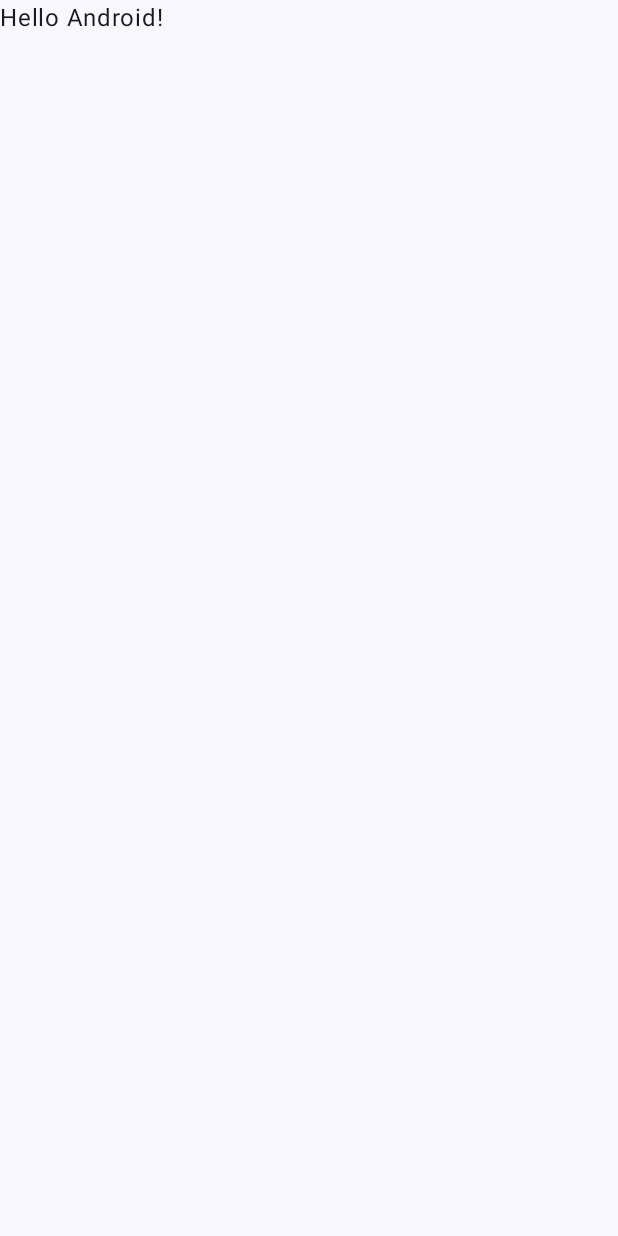
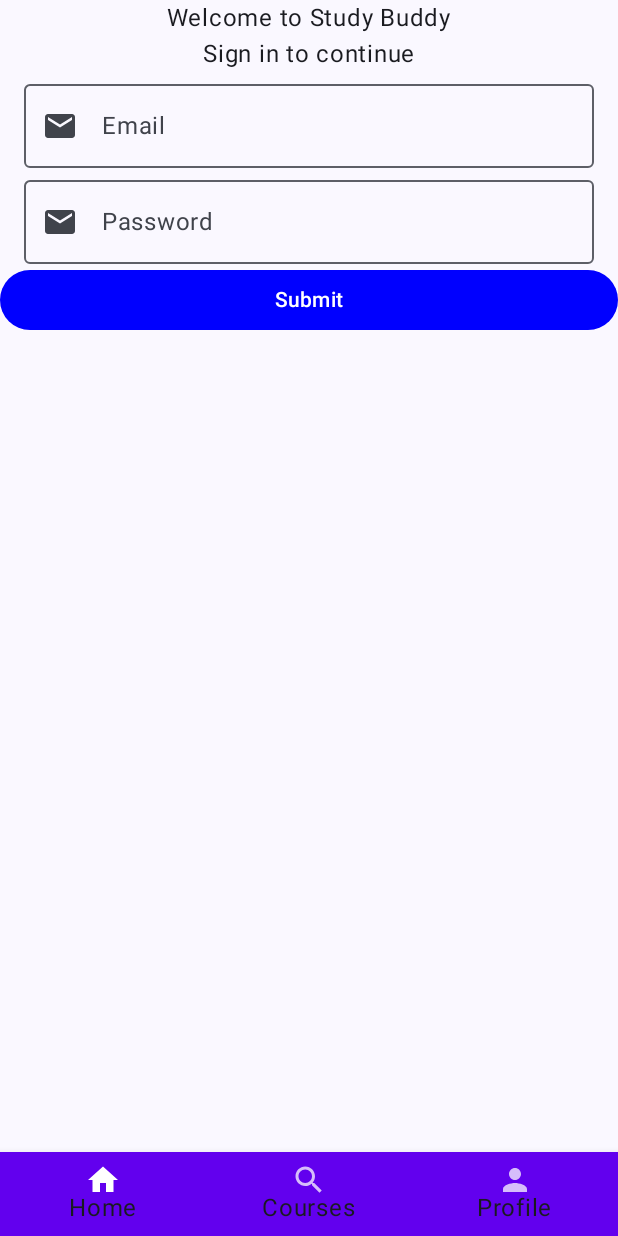
Before and after one commit to dev-drew01/studybuddy, an Android app built with Jetpack Compose: the screen it shows after launch (MainActivity), on a phone screen of 412 x 824 dp. Before the commit the screen is almost empty. Run offline under Robolectric (Android 15) with nearby library versions, the phone set to English and light mode, and no system bars.

Commit message:
feat: Init Auth Screens

```diff
--- a/app/build.gradle.kts
+++ b/app/build.gradle.kts
@@ -40,7 +40,6 @@ android {
 }
 
 dependencies {
-
     implementation(libs.androidx.core.ktx)
     implementation(libs.androidx.lifecycle.runtime.ktx)
     implementation(libs.androidx.activity.compose)
@@ -49,6 +48,9 @@ dependencies {
     implementation(libs.androidx.ui.graphics)
     implementation(libs.androidx.ui.tooling.preview)
     implementation(libs.androidx.material3)
+    implementation(libs.androidx.material)
+    implementation("androidx.navigation:navigation-compose:2.9.2")
+    implementation("androidx.compose.ui:ui:1.5.0")
     testImplementation(libs.junit)
     androidTestImplementation(libs.androidx.junit)
     androidTestImplementation(libs.androidx.espresso.core)
--- a/app/src/main/java/com/example/studdybuddy/MainActivity.kt
+++ b/app/src/main/java/com/example/studdybuddy/MainActivity.kt
@@ -12,6 +12,18 @@ import androidx.compose.runtime.Composable
 import androidx.compose.ui.Modifier
 import androidx.compose.ui.tooling.preview.Preview
 import com.example.studdybuddy.ui.theme.StuddyBuddyTheme
+import androidx.activity.compose.setContent
+import androidx.compose.foundation.layout.fillMaxSize
+import androidx.compose.material.*
+import androidx.compose.material.icons.Icons
+import androidx.compose.material.icons.filled.Home
+import androidx.compose.material.icons.filled.Person
+import androidx.compose.material.icons.filled.Search
+import androidx.compose.runtime.*
+import androidx.compose.ui.graphics.vector.ImageVector
+import com.example.app.feature.home.CoursesScreen
+import com.example.app.feature.home.HomeScreen
+import com.example.app.feature.home.SignInScreen
 
 class MainActivity : ComponentActivity() {
     override fun onCreate(savedInstanceState: Bundle?) {
@@ -19,12 +31,7 @@ class MainActivity : ComponentActivity() {
         enableEdgeToEdge()
         setContent {
             StuddyBuddyTheme {
-                Scaffold(modifier = Modifier.fillMaxSize()) { innerPadding ->
-                    Greeting(
-                        name = "Android",
-                        modifier = Modifier.padding(innerPadding)
-                    )
-                }
+                BottomNavApp()
             }
         }
     }
@@ -45,3 +52,46 @@ fun GreetingPreview() {
         Greeting("Android")
     }
 }
+
+@Composable
+fun BottomNavApp() {
+    val items = listOf(
+        BottomNavItem("Home", Icons.Default.Home),
+        BottomNavItem("Courses", Icons.Default.Search),
+        BottomNavItem("Profile", Icons.Default.Person)
+    )
+
+    var selectedItem by remember { mutableStateOf(0) }
+
+    Scaffold(
+        modifier = Modifier.fillMaxSize(),
+        bottomBar = {
+            BottomNavigation {
+                items.forEachIndexed { index, item ->
+                    BottomNavigationItem(
+                        icon = { Icon(item.icon, contentDescription = item.title) },
+                        label = { Text(item.title) },
+                        selected = selectedItem == index,
+                        onClick = { selectedItem = index }
+                    )
+                }
+            }
+        }
+    ) {
+        SignInScreen()
+//        when (selectedItem) {
+//            0 -> HomeScreen()
+//            1 -> CoursesScreen()
+//            2 -> ProfileScreen()
+//        }
+    }
+}
+
+data class BottomNavItem(val title: String, val icon: ImageVector)
+
+@Composable
+fun ProfileScreen() {
+    Surface(modifier = Modifier.fillMaxSize()) {
+        Text("Profile Screen", style = MaterialTheme.typography.h4)
+    }
+}
--- /dev/null
+++ b/app/src/main/java/com/example/studdybuddy/components/AuthInput.kt
@@ -0,0 +1,48 @@
+package com.example.app.ui.components
+
+import androidx.compose.material.icons.Icons
+import androidx.compose.material.icons.filled.Email
+import androidx.compose.material3.Icon
+import androidx.compose.material3.OutlinedTextField
+import androidx.compose.material3.Text
+import androidx.compose.runtime.Composable
+import androidx.compose.ui.Modifier
+import androidx.compose.ui.unit.dp
+import androidx.compose.foundation.layout.fillMaxWidth
+import androidx.compose.foundation.layout.padding
+import androidx.compose.foundation.text.KeyboardActions
+import androidx.compose.foundation.text.KeyboardOptions
+import androidx.compose.ui.text.input.VisualTransformation
+
+@Composable
+fun AuthInput(
+    value: String,
+    onValueChange: (String) -> Unit,
+    modifier: Modifier = Modifier,
+    label: String,
+    leadingIcon: @Composable (() -> Unit)? = {
+        Icon(
+            imageVector = Icons.Filled.Email,
+            contentDescription = "Email Icon"
+        )
+    },
+    visualTransformation: VisualTransformation = VisualTransformation.None,
+    keyboardOptions: KeyboardOptions = KeyboardOptions.Default,
+    keyboardActions: KeyboardActions = KeyboardActions.Default,
+    isError: Boolean = false,
+    ) {
+    OutlinedTextField(
+        value = value,
+        onValueChange = onValueChange,
+        label = { Text(label) },
+        leadingIcon = leadingIcon,
+        visualTransformation = visualTransformation,
+        keyboardOptions = keyboardOptions,
+        keyboardActions = keyboardActions,
+        isError = isError,
+        modifier = Modifier
+            .fillMaxWidth()
+            .padding(horizontal = 16.dp)
+            .then(modifier) // <-- this allows override or extension
+    )
+}
--- /dev/null
+++ b/app/src/main/java/com/example/studdybuddy/screens/auth/SignInScreen.kt
@@ -0,0 +1,77 @@
+package com.example.app.feature.home
+import androidx.compose.foundation.layout.Box
+import androidx.compose.foundation.layout.Column
+import androidx.compose.foundation.layout.fillMaxWidth
+import androidx.compose.foundation.layout.padding
+import androidx.compose.foundation.text.KeyboardOptions
+import androidx.compose.material.icons.Icons
+import androidx.compose.material.icons.filled.Email
+import androidx.compose.material.icons.filled.MailOutline
+import androidx.compose.material3.Button
+import androidx.compose.material3.ButtonDefaults
+import androidx.compose.material3.Icon
+import androidx.compose.material3.OutlinedTextField
+import androidx.compose.material3.Scaffold
+import androidx.compose.material3.Text
+import androidx.compose.runtime.Composable
+import androidx.compose.runtime.*
+import androidx.compose.ui.Alignment
+import androidx.compose.ui.Modifier
+import androidx.compose.ui.graphics.Color
+import androidx.compose.ui.text.input.KeyboardType
+import androidx.compose.ui.text.input.PasswordVisualTransformation
+import com.example.app.ui.components.AuthInput
+
+@Composable
+fun SignInScreen() {
+    var text by remember { mutableStateOf("") }
+    Scaffold () {
+        padding ->
+        Column(
+            modifier = Modifier
+                .padding(padding),
+            horizontalAlignment = Alignment.CenterHorizontally
+        ) {
+            Text("Welcome to Study Buddy")
+            Text("Sign in to continue")
+            AuthInput(
+                value = text,
+                onValueChange = { newValue: String -> // Explicitly declare 'newValue' as String
+                    text = newValue
+                },
+                label = "Email",
+                leadingIcon = {
+                    Icon(
+                        imageVector = Icons.Filled.Email,
+                        contentDescription = "Email Icon"
+                    )
+                },
+            )
+            AuthInput(
+                value = text,
+                onValueChange = { newValue: String -> // Explicitly declare 'newValue' as String
+                    text = newValue
+                },
+                label = "Password",
+                leadingIcon = {
+                    Icon(
+                        imageVector = Icons.Filled.Email,
+                        contentDescription = "Email Icon"
+                    )
+                },
+                visualTransformation = PasswordVisualTransformation(),
+                keyboardOptions = KeyboardOptions(keyboardType = KeyboardType.Password)
+            )
+                Button(
+                    modifier = Modifier.fillMaxWidth(),
+                    onClick = {},
+                    colors = ButtonDefaults.buttonColors(
+                        containerColor = Color.Blue,
+                        contentColor = Color.White
+                    )
+                ) {
+                    Text("Submit")
+                }
+        }
+    }
+}
--- a/gradle/libs.versions.toml
+++ b/gradle/libs.versions.toml
@@ -1,5 +1,5 @@
 [versions]
-agp = "8.10.1"
+agp = "8.11.1"
 kotlin = "2.0.21"
 coreKtx = "1.16.0"
 junit = "4.13.2"
@@ -8,9 +8,11 @@ espressoCore = "3.6.1"
 lifecycleRuntimeKtx = "2.6.1"
 activityCompose = "1.8.0"
 composeBom = "2024.09.00"
+material = "1.8.3"
 
 [libraries]
 androidx-core-ktx = { group = "androidx.core", name = "core-ktx", version.ref = "coreKtx" }
+androidx-material = { module = "androidx.compose.material:material", version.ref = "material" }
 junit = { group = "junit", name = "junit", version.ref = "junit" }
 androidx-junit = { group = "androidx.test.ext", name = "junit", version.ref = "junitVersion" }
 androidx-espresso-core = { group = "androidx.test.espresso", name = "espresso-core", version.ref = "espressoCore" }
```
Also changed, not shown: app/src/main/java/com/example/studdybuddy/screens/courses/CoursesScreen.kt (added, +101 -0 lines), app/src/main/java/com/example/studdybuddy/screens/home/HomeScreen.kt (added, +15 -0 lines), app/src/main/java/com/example/studdybuddy/navigation/BottomNavItem.kt (added), app/src/main/java/com/example/studdybuddy/navigation/NavGraph.kt (added), app/src/main/java/com/example/studdybuddy/screens/profile/ProfileScreen.kt (added), gradle/wrapper/gradle-wrapper.properties.
